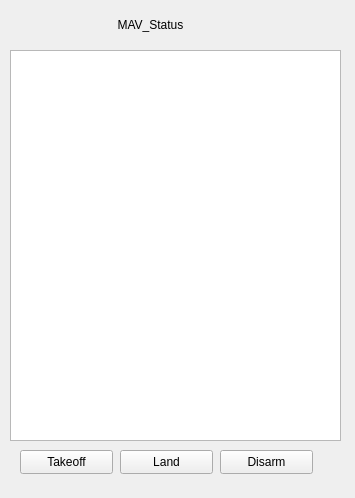
The window that src/rqt_quadcoptergui/QuadCopterwidget.ui (garimellagowtham/rqt_quadcoptergui) describes before a commit, drawn with Qt 5.
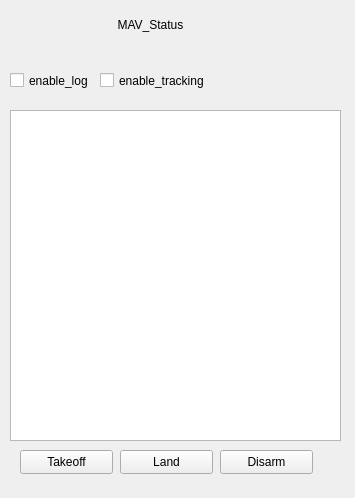
The same window after the commit.

Commit message: Added states for tracking and logging; Code for tracking object

```diff
--- a/src/rqt_quadcoptergui/QuadCopterwidget.ui
+++ b/src/rqt_quadcoptergui/QuadCopterwidget.ui
@@ -30,9 +30,9 @@
    <property name="geometry">
     <rect>
      <x>10</x>
-     <y>50</y>
+     <y>110</y>
      <width>331</width>
-     <height>391</height>
+     <height>331</height>
     </rect>
    </property>
   </widget>
@@ -78,6 +78,32 @@
     <string>Disarm</string>
    </property>
   </widget>
+  <widget class="QCheckBox" name="log_checkbox">
+   <property name="geometry">
+    <rect>
+     <x>10</x>
+     <y>70</y>
+     <width>79</width>
+     <height>21</height>
+    </rect>
+   </property>
+   <property name="text">
+    <string>enable_log</string>
+   </property>
+  </widget>
+  <widget class="QCheckBox" name="tracking_checkbox">
+   <property name="geometry">
+    <rect>
+     <x>100</x>
+     <y>70</y>
+     <width>111</width>
+     <height>21</height>
+    </rect>
+   </property>
+   <property name="text">
+    <string>enable_tracking</string>
+   </property>
+  </widget>
  </widget>
  <resources/>
  <connections/>
```
The commit also changes 7 other files.
